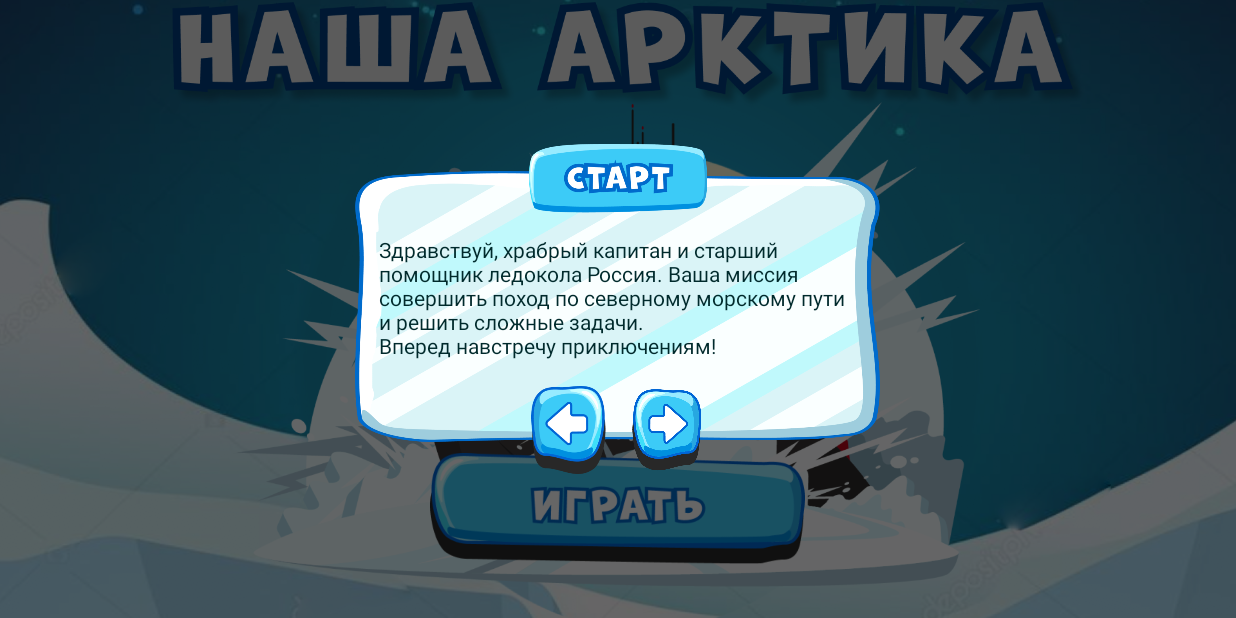
After one commit to Nov1kov/tcifrovoi_proryv_2019, an Android app: the fragment StartGameHint placed in its activity, on a phone screen of 824 x 412 dp (held sideways). The commit adds this screen. Run offline under Robolectric (Android 15) with nearby library versions, the light colour scheme and no system bars.

Commit message:
hint about full game

```diff
--- a/app/src/main/AndroidManifest.xml
+++ b/app/src/main/AndroidManifest.xml
@@ -10,7 +10,7 @@
             android:supportsRtl="true"
             android:theme="@style/AppTheme">
         <activity
-                android:name=".ui.login.StartActivity"
+                android:name=".ui.StartActivity"
                 android:screenOrientation="landscape"
                 android:configChanges="orientation|keyboardHidden|screenSize"
                 android:theme="@style/FullscreenTheme"
@@ -21,14 +21,14 @@
             </intent-filter>
         </activity>
         <activity
-                android:name=".LevelOneActivity"
+                android:name=".ui.LevelOneActivity"
                 android:screenOrientation="landscape"
                 android:configChanges="orientation|keyboardHidden|screenSize"
                 android:label="@string/app_name"
                 android:theme="@style/FullscreenTheme">
         </activity>
         <activity
-                android:name=".ui.login.MapActivity"
+                android:name=".ui.MapActivity"
                 android:screenOrientation="landscape"
                 android:configChanges="orientation|keyboardHidden|screenSize"
                 android:label="@string/app_name"
--- a/app/src/main/java/ru/novikov/arktika/ui/login/CompleteLevelDialog.kt
+++ b/app/src/main/java/ru/novikov/arktika/ui/CompleteLevelDialog.kt
@@ -1,4 +1,4 @@
-package ru.novikov.arktika.ui.login
+package ru.novikov.arktika.ui
 
 import android.content.DialogInterface
 import android.graphics.Color
--- /dev/null
+++ b/app/src/main/java/ru/novikov/arktika/ui/StartGameHint.kt
@@ -0,0 +1,59 @@
+package ru.novikov.arktika.ui
+
+import android.content.DialogInterface
+import android.graphics.Color
+import android.graphics.drawable.ColorDrawable
+import android.os.Bundle
+import android.util.Log
+import android.view.LayoutInflater
+import android.view.View
+import android.view.View.*
+import android.view.ViewGroup
+import android.view.Window
+import android.widget.Button
+import androidx.fragment.app.DialogFragment
+import ru.novikov.arktika.R
+
+
+open class StartGameHint : DialogFragment(), OnClickListener {
+
+    internal val LOG_TAG = "StartGameHint"
+
+    var callback: StartMissionCallBackDialog? = null
+
+    override fun onCreateView(inflater: LayoutInflater, container: ViewGroup?, savedInstanceState: Bundle?): View? {
+        dialog.requestWindowFeature(Window.FEATURE_NO_TITLE)
+        dialog.getWindow().setBackgroundDrawable( ColorDrawable(Color.TRANSPARENT))
+
+        val v = inflater.inflate(R.layout.start_game_hint_fragment, null)
+        val start = v.findViewById<View>(R.id.go_button)
+        start.setOnClickListener {
+            callback?.start()
+            dismiss()
+        }
+        val back = v.findViewById<View>(R.id.back_button)
+        back.setOnClickListener {
+            callback?.back()
+            dismiss()
+        }
+
+        val text = v.findViewById<View>(R.id.text)
+        return v
+    }
+
+    override fun onClick(v: View) {
+        Log.d(LOG_TAG, "Dialog 1: " + (v as Button).text)
+        dismiss()
+    }
+
+    override fun onDestroy() {
+        super.onDestroy()
+        callback = null
+    }
+
+    override fun onDismiss(dialog: DialogInterface) {
+        super.onDismiss(dialog)
+        Log.d(LOG_TAG, "Dialog 1: onDismiss")
+        callback = null
+    }
+}
--- a/app/src/main/java/ru/novikov/arktika/ui/login/StartLevelHint.kt
+++ b/app/src/main/java/ru/novikov/arktika/ui/StartLevelHint.kt
@@ -1,4 +1,4 @@
-package ru.novikov.arktika.ui.login
+package ru.novikov.arktika.ui
 
 import android.content.DialogInterface
 import android.graphics.Color
@@ -21,7 +21,6 @@ import com.bumptech.glide.load.resource.gif.GifDrawable
 import com.bumptech.glide.request.RequestListener
 import com.bumptech.glide.request.target.Target
 import ru.novikov.arktika.R
-import java.sql.Time
 import java.util.*
 import kotlin.concurrent.schedule
 
@@ -40,7 +39,7 @@ open class StartLevelHint : DialogFragment(), OnClickListener {
         dialog.requestWindowFeature(Window.FEATURE_NO_TITLE)
         dialog.getWindow().setBackgroundDrawable( ColorDrawable(Color.TRANSPARENT))
 
-        val v = inflater.inflate(R.layout.start_hint_fragment, null)
+        val v = inflater.inflate(R.layout.mission_1_hint_fragment, null)
         val start = v.findViewById<View>(R.id.go_button)
         start.setOnClickListener {
             callback?.start()
--- a/app/src/main/res/layout/activity_map.xml
+++ b/app/src/main/res/layout/activity_map.xml
@@ -21,7 +21,7 @@
 
         <ImageView
                 android:id="@+id/start"
-                android:src="@drawable/play"
+                android:src="@drawable/let_go_button"
                 android:layout_width="250dp"
                 android:adjustViewBounds="true"
                 android:layout_height="wrap_content"
--- a/app/src/main/res/layout/start_hint_fragment.xml
+++ b/app/src/main/res/layout/mission_1_hint_fragment.xml
@@ -21,7 +21,7 @@
             android:textSize="14dp"
             android:paddingLeft="16dp"
             android:paddingRight="16dp"
-            android:text="@string/start_game_hint"
+            android:text="@string/mission_1_hint"
             android:layout_width="350dp"
             android:layout_height="wrap_content" android:layout_marginBottom="8dp"
             app:layout_constraintBottom_toTopOf="@+id/go_button" android:layout_marginTop="50dp"
--- /dev/null
+++ b/app/src/main/res/layout/start_game_hint_fragment.xml
@@ -0,0 +1,54 @@
+<?xml version="1.0" encoding="utf-8"?>
+<androidx.constraintlayout.widget.ConstraintLayout
+        xmlns:android="http://schemas.android.com/apk/res/android"
+        xmlns:app="http://schemas.android.com/apk/res-auto" xmlns:tools="http://schemas.android.com/tools"
+        android:maxHeight="220dp"
+        android:maxWidth="350dp"
+        android:minHeight="220dp"
+        android:minWidth="350dp"
+        android:layout_height="match_parent"
+        android:layout_width="match_parent">
+
+    <ImageView
+            android:src="@drawable/start_game_hint_background"
+            android:adjustViewBounds="true"
+            android:layout_width="350dp"
+            android:layout_height="wrap_content"
+            android:id="@+id/imageView"/>
+
+    <TextView
+            android:id="@+id/text"
+            android:textColor="@color/colorHintText"
+            android:textSize="14dp"
+            android:paddingLeft="16dp"
+            android:paddingRight="16dp"
+            android:text="@string/start_game_hint"
+            android:layout_width="350dp"
+            android:layout_height="wrap_content"
+            android:layout_marginBottom="8dp"
+            app:layout_constraintBottom_toTopOf="@+id/go_button"
+            android:layout_marginTop="50dp"
+            app:layout_constraintTop_toTopOf="@+id/imageView"/>
+
+    <ImageView
+            android:id="@+id/back_button"
+            android:src="@drawable/back"
+            android:adjustViewBounds="true"
+            android:layout_width="50dp"
+            android:layout_height="wrap_content"
+            app:layout_constraintStart_toStartOf="parent"
+            app:layout_constraintBottom_toBottomOf="parent" app:layout_constraintEnd_toEndOf="parent"
+            android:layout_marginEnd="65dp"/>
+
+    <ImageView
+            android:id="@+id/go_button"
+            android:src="@drawable/vpered_01"
+            android:adjustViewBounds="true"
+            android:layout_width="50dp"
+            android:layout_height="wrap_content"
+            app:layout_constraintEnd_toEndOf="parent"
+            app:layout_constraintBottom_toBottomOf="parent"
+            app:layout_constraintStart_toStartOf="parent" android:layout_marginStart="65dp"/>
+
+
+</androidx.constraintlayout.widget.ConstraintLayout>
--- a/app/src/main/res/values/strings.xml
+++ b/app/src/main/res/values/strings.xml
@@ -2,5 +2,7 @@
     <string name="app_name">Arktika</string>
     <string name="title_activity_start">"Арктика "</string>
     <string name="start_game_hint">Здравствуй, храбрый капитан и старший помощник ледокола Россия. Ваша миссия совершить поход по северному морскому пути и решить сложные задачи. \nВперед навстречу приключениям!</string>
+    <string name="mission_1_hint">Судно, идущее курсом на Новую землю, потеряло груз Отработанного Ядерного топлива. Мир на грани экологической катастрофы.\nСобери все бочки и спаси планету!</string>
+    <string name="mission_2_hint">Во время похода ваш ледокол повредил часть своего оборудования.\nВыберите правильные детали и почините ледокол в порту Диксона.</string>
     <string name="start_game">Начать игру</string>
 </resources>
```
Also changed, not shown: app/src/main/java/ru/novikov/arktika/ui/LevelOneActivity.kt (renamed from app/src/main/java/ru/novikov/arktika/LevelOneActivity.kt, +3 -5 lines), app/src/main/java/ru/novikov/arktika/ui/MapActivity.kt (renamed from app/src/main/java/ru/novikov/arktika/ui/login/MapActivity.kt, +7 -5 lines), app/src/main/java/ru/novikov/arktika/ui/StartActivity.kt (renamed from app/src/main/java/ru/novikov/arktika/ui/login/StartActivity.kt, +25 -4 lines), app/src/main/res/drawable/let_go_button.png (added), app/src/main/res/drawable/start_game_hint_background.png (added).
